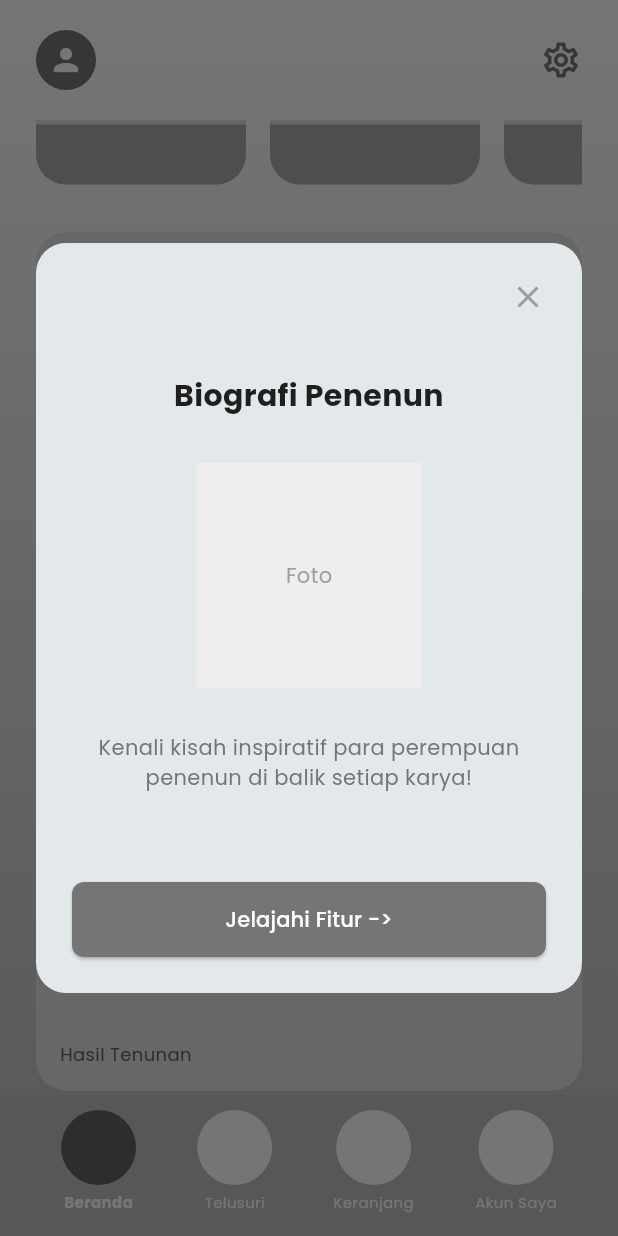
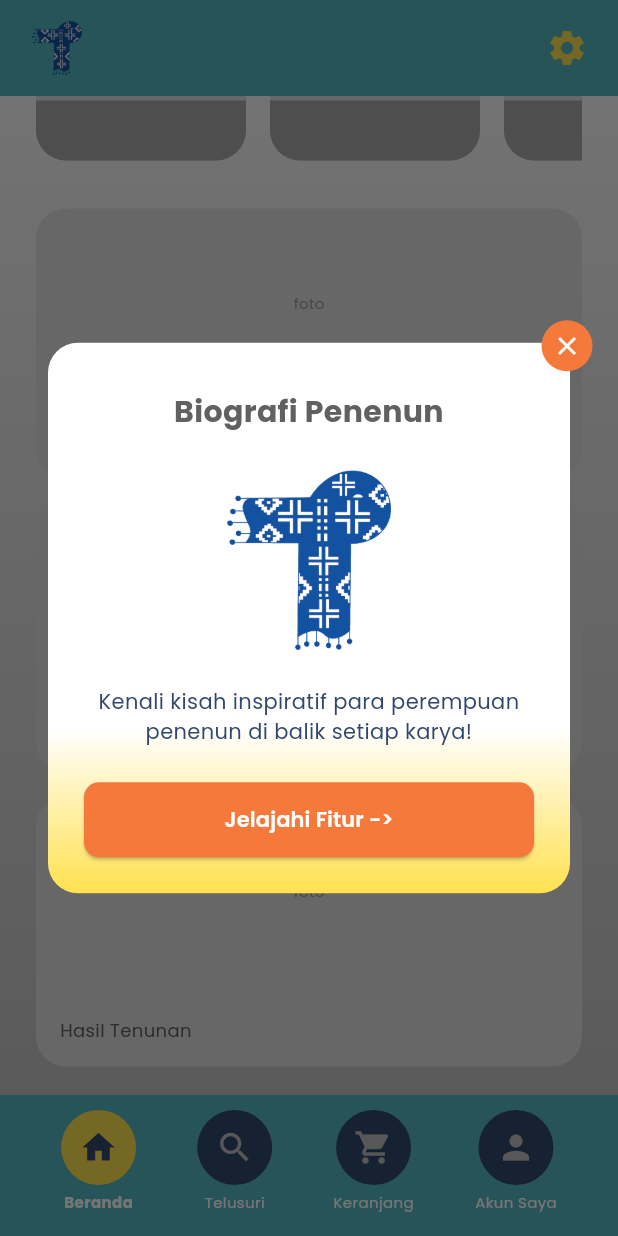
Before and after one commit to zyzzlegiggle/tenunku, a Flutter app: the HomePage screen opened by its route, scrolled down 576 dp, after a tap on the "close" icon, on a phone screen of 412 x 824 dp. Run offline on Flutter 3.47's test engine with Material 3 defaults, Android fonts, the phone set to English and light mode, and no system bars; our stand-ins replace go_router, google_fonts, image_picker, shared_preferences, supabase_flutter; accounts and stored records are empty.

Commit message:
onboard dialogs

```diff
--- a/lib/features/auth/presentation/pages/register_page.dart
+++ b/lib/features/auth/presentation/pages/register_page.dart
@@ -327,8 +327,10 @@ class _RegisterPageState extends State<RegisterPage> {
                   _buildStepCircle(1, _currentStep >= 1),
                   _buildStepLine(),
                   _buildStepCircle(2, _currentStep >= 2),
-                  _buildStepLine(),
-                  _buildStepCircle(3, false),
+                  if (_selectedRoleIndex == 1) ...[
+                    _buildStepLine(),
+                    _buildStepCircle(3, false),
+                  ],
                 ],
               ),
               const SizedBox(height: 30),
--- a/lib/features/home/presentation/pages/home_page.dart
+++ b/lib/features/home/presentation/pages/home_page.dart
@@ -80,51 +80,79 @@ class _HomePageState extends State<HomePage> {
   }
 
   Future<void> _showWelcomeDialog() async {
+    const yellow = Color(0xFFFFE14F);
+    const darkOrange = Color(0xFFF5793B);
+    const navyBlue = Color(0xFF31476C);
+
     return showDialog(
       context: context,
+      barrierColor: Colors.black54,
       builder: (context) => Dialog(
-        shape: RoundedRectangleBorder(borderRadius: BorderRadius.circular(20)),
-        child: Padding(
-          padding: const EdgeInsets.all(24.0),
+        backgroundColor: Colors.transparent,
+        insetPadding: const EdgeInsets.symmetric(horizontal: 32, vertical: 60),
+        child: Stack(
+          clipBehavior: Clip.none,
+          children: [
+            Container(
+              decoration: BoxDecoration(
+                borderRadius: BorderRadius.circular(20),
+                gradient: const LinearGradient(
+                  begin: Alignment.topCenter,
+                  end: Alignment.bottomCenter,
+                  colors: [Colors.white, Colors.white, yellow],
+                  stops: [0.0, 0.7, 1.0],
+                ),
+              ),
+              padding: const EdgeInsets.all(20),
               child: Column(
                 mainAxisSize: MainAxisSize.min,
                 children: [
-              Align(
-                alignment: Alignment.centerRight,
-                child: GestureDetector(
-                  onTap: () => Navigator.of(context).pop(),
-                  child: const Icon(Icons.close, color: Colors.grey),
-                ),
-              ),
+                  const SizedBox(height: 8),
+                  // Title
                   Text(
                     'Lestarikan\nBudaya, Dukung\nPengrajin Lokal',
                     textAlign: TextAlign.center,
                     style: GoogleFonts.poppins(
-                  fontSize: 20,
+                      fontSize: 22,
                       fontWeight: FontWeight.bold,
-                  color: Colors.grey[800],
+                      color: navyBlue,
                     ),
                   ),
                   const SizedBox(height: 16),
+                  // Yellow rounded-square badge
                   Container(
                     padding: const EdgeInsets.symmetric(
-                  horizontal: 16,
+                      horizontal: 20,
                       vertical: 8,
                     ),
                     decoration: BoxDecoration(
-                  color: Colors.grey[300],
-                  borderRadius: BorderRadius.circular(20),
+                      color: yellow,
+                      borderRadius: BorderRadius.circular(12),
                     ),
-                child: Text(
-                  'Mengapa Harus Tenun?',
+                    child: RichText(
+                      text: TextSpan(
+                        style: GoogleFonts.poppins(
+                          fontWeight: FontWeight.bold,
+                          fontSize: 14,
+                          color: darkOrange,
+                        ),
+                        children: [
+                          TextSpan(
+                            text: 'Mengapa ',
                             style: GoogleFonts.poppins(
                               fontWeight: FontWeight.bold,
                               fontStyle: FontStyle.italic,
-                    color: Colors.grey[800],
+                              fontSize: 14,
+                              color: darkOrange,
+                            ),
+                          ),
+                          const TextSpan(text: 'Harus Tenun?'),
+                        ],
                       ),
                     ),
                   ),
-              const SizedBox(height: 24),
+                  const SizedBox(height: 20),
+                  // Check items
                   _buildCheckItem(
                     '100% handmade oleh penenun\nperempuan Indonesia',
                   ),
@@ -140,24 +168,53 @@ class _HomePageState extends State<HomePage> {
                   _buildCheckItem(
                     'Mendukung ekonomi\nmasyarakat Indonesia secara\nlangsung',
                   ),
-              const SizedBox(height: 24),
+                  const SizedBox(height: 16),
                 ],
               ),
+            ),
+            // Close button positioned on top-right corner of dialog
+            Positioned(
+              top: -15,
+              right: -15,
+              child: GestureDetector(
+                onTap: () => Navigator.of(context).pop(),
+                child: Container(
+                  width: 34,
+                  height: 34,
+                  decoration: const BoxDecoration(
+                    color: darkOrange,
+                    shape: BoxShape.circle,
+                  ),
+                  child: const Icon(Icons.close, color: Colors.white, size: 20),
+                ),
+              ),
+            ),
+          ],
         ),
       ),
     );
   }
 
   Widget _buildCheckItem(String text) {
+    const darkOrange = Color(0xFFF5793B);
+    const navyBlue = Color(0xFF31476C);
+
     return Row(
       crossAxisAlignment: CrossAxisAlignment.start,
       children: [
-        const Icon(Icons.check, color: Colors.grey, size: 20),
+        const Padding(
+          padding: EdgeInsets.only(top: 2),
+          child: Icon(Icons.check, color: darkOrange, size: 20),
+        ),
         const SizedBox(width: 12),
         Expanded(
           child: Text(
             text,
-            style: GoogleFonts.poppins(fontSize: 12, color: Colors.grey[600]),
+            style: GoogleFonts.poppins(
+              fontSize: 13,
+              color: navyBlue,
+              height: 1.4,
+            ),
           ),
         ),
       ],
@@ -166,8 +223,11 @@ class _HomePageState extends State<HomePage> {
 
   @override
   Widget build(BuildContext context) {
+    const cyanBlue = Color(0xFF54B7C2);
+    const yellow = Color(0xFFFFE14F);
+
     return Scaffold(
-      extendBody: true, // Allows body to extend behind the bottom bar
+      extendBody: true,
       body: Container(
         decoration: const BoxDecoration(
           gradient: LinearGradient(
@@ -177,28 +237,25 @@ class _HomePageState extends State<HomePage> {
           ),
         ),
         child: SafeArea(
-          bottom: false, // Don't add padding for bottom safe area in body
+          bottom: false,
           child: Column(
             children: [
-              // Fixed Header
-              Padding(
+              // Fixed Header - Cyan blue background
+              Container(
+                color: cyanBlue,
                 padding: const EdgeInsets.symmetric(
-                  horizontal: 24,
-                  vertical: 20,
+                  horizontal: 20,
+                  vertical: 14,
                 ),
                 child: Row(
                   children: [
-                    CircleAvatar(
-                      radius: 20,
-                      backgroundColor: const Color(0xFF757575), // Dark grey
-                      child: const Icon(Icons.person, color: Colors.white),
-                    ),
+                    Image.asset('assets/logo.png', width: 36, height: 36),
                     const Spacer(),
                     GestureDetector(
                       onTap: () => context.push('/buyer/settings'),
                       child: const Icon(
-                        Icons.settings_outlined,
-                        color: Color(0xFF757575),
+                        Icons.settings,
+                        color: yellow,
                         size: 28,
                       ),
                     ),
@@ -219,7 +276,7 @@ class _HomePageState extends State<HomePage> {
                     const ExplorePage(),
                     // Index 2: Keranjang
                     const CartPage(),
-                    // Index 3: Akun Saya (Handled by navigation, but placeholder here for safety)
+                    // Index 3: Akun Saya
                     const Center(child: Text("Akun Saya")),
                   ],
                 ),
@@ -229,27 +286,28 @@ class _HomePageState extends State<HomePage> {
         ),
       ),
       bottomNavigationBar: Container(
-        color: const Color(0xFFBDBDBD), // Solid grey background
+        color: const Color(0xFF54B7C2), // Cyan blue background
         padding: const EdgeInsets.only(bottom: 16, top: 10),
         child: Row(
           mainAxisAlignment: MainAxisAlignment.spaceEvenly,
           children: [
-            _buildNavItem('Beranda', 0),
-            _buildNavItem('Telusuri', 1),
-            _buildNavItem('Keranjang', 2),
-            _buildNavItem('Akun Saya', 3),
+            _buildNavItem('Beranda', 0, Icons.home),
+            _buildNavItem('Telusuri', 1, Icons.search),
+            _buildNavItem('Keranjang', 2, Icons.shopping_cart),
+            _buildNavItem('Akun Saya', 3, Icons.person),
           ],
         ),
       ),
     );
   }
 
-  Widget _buildNavItem(String label, int index) {
+  Widget _buildNavItem(String label, int index, IconData icon) {
+    const yellow = Color(0xFFFFE14F);
+    const navyBlue = Color(0xFF31476C);
     final bool isActive = _currentIndex == index;
 
     return GestureDetector(
       onTap: () {
-        // Navigate to Akun Saya page when tapped
         if (index == 3) {
           context.push('/buyer/account');
         } else {
@@ -263,8 +321,13 @@ class _HomePageState extends State<HomePage> {
             width: 50,
             height: 50,
             decoration: BoxDecoration(
-              color: isActive ? const Color(0xFF616161) : Colors.white,
+              color: isActive ? yellow : navyBlue,
               shape: BoxShape.circle,
+            ),
+            child: Icon(
+              icon,
+              color: isActive ? navyBlue : Colors.grey[400],
+              size: 26,
             ),
           ),
           const SizedBox(height: 4),
@@ -273,7 +336,6 @@ class _HomePageState extends State<HomePage> {
             style: GoogleFonts.poppins(
               fontSize: 10,
               color: Colors.white,
-              // Make text bold if active?
               fontWeight: isActive ? FontWeight.bold : FontWeight.normal,
             ),
           ),
--- a/lib/features/home/presentation/widgets/onboarding_single_dialog.dart
+++ b/lib/features/home/presentation/widgets/onboarding_single_dialog.dart
@@ -13,66 +13,61 @@ class OnboardingSingleDialog extends StatelessWidget {
     required this.onNext,
   });
 
+  static const _yellow = Color(0xFFFFE14F);
+  static const _darkOrange = Color(0xFFF5793B);
+  static const _navyBlue = Color(0xFF31476C);
+
   @override
   Widget build(BuildContext context) {
     return Dialog(
-      insetPadding: const EdgeInsets.symmetric(horizontal: 24, vertical: 40),
-      shape: RoundedRectangleBorder(borderRadius: BorderRadius.circular(20)),
-      child: Container(
-        height: 500,
+      backgroundColor: Colors.transparent,
+      insetPadding: const EdgeInsets.symmetric(horizontal: 32, vertical: 60),
+      child: Stack(
+        clipBehavior: Clip.none,
+        children: [
+          Container(
+            decoration: BoxDecoration(
+              borderRadius: BorderRadius.circular(20),
+              gradient: const LinearGradient(
+                begin: Alignment.topCenter,
+                end: Alignment.bottomCenter,
+                colors: [Colors.white, Colors.white, _yellow],
+                stops: [0.0, 0.7, 1.0],
+              ),
+            ),
             padding: const EdgeInsets.all(24),
             child: Column(
+              mainAxisSize: MainAxisSize.min,
               children: [
-            Align(
-              alignment: Alignment.centerRight,
-              child: GestureDetector(
-                onTap: () => Navigator.of(context).pop(),
-                child: const Icon(Icons.close, color: Colors.grey),
-              ),
-            ),
-            Expanded(
-              child: Column(
-                mainAxisAlignment: MainAxisAlignment.center,
-                children: [
+                const SizedBox(height: 8),
+                // Title
                 Text(
                   title,
                   style: GoogleFonts.poppins(
                     fontSize: 20,
                     fontWeight: FontWeight.bold,
-                      color: Colors.black87,
+                    color: Colors.grey[700],
                   ),
                   textAlign: TextAlign.center,
                 ),
-                  const SizedBox(height: 30),
-                  Container(
-                    width: 150,
-                    height: 150,
-                    color: Colors.grey[200],
-                    alignment: Alignment.center,
-                    child: const Text(
-                      'Foto',
-                      style: TextStyle(color: Colors.grey),
-                    ),
-                  ),
-                  const SizedBox(height: 30),
+                const SizedBox(height: 24),
+                // Logo image
+                Image.asset('assets/logo.png', width: 120, height: 120),
+                const SizedBox(height: 24),
+                // Description
                 Text(
                   description,
-                    style: GoogleFonts.poppins(
-                      fontSize: 14,
-                      color: Colors.grey[600],
-                    ),
+                  style: GoogleFonts.poppins(fontSize: 14, color: _navyBlue),
                   textAlign: TextAlign.center,
                 ),
-                ],
-              ),
-            ),
-            const SizedBox(height: 20),
+                const SizedBox(height: 24),
+                // Button
                 ElevatedButton(
                   onPressed: onNext,
                   style: ElevatedButton.styleFrom(
-                backgroundColor: const Color(0xFF757575),
+                    backgroundColor: _darkOrange,
                     shape: RoundedRectangleBorder(
-                  borderRadius: BorderRadius.circular(8),
+                      borderRadius: BorderRadius.circular(10),
                     ),
                     padding: const EdgeInsets.symmetric(
                       horizontal: 24,
@@ -81,12 +76,35 @@ class OnboardingSingleDialog extends StatelessWidget {
                   ),
                   child: Text(
                     'Jelajahi Fitur ->',
-                style: GoogleFonts.poppins(fontSize: 14, color: Colors.white),
+                    style: GoogleFonts.poppins(
+                      fontSize: 14,
+                      color: Colors.white,
+                      fontWeight: FontWeight.w600,
+                    ),
                   ),
                 ),
               ],
             ),
           ),
+          // Close button on top-right corner
+          Positioned(
+            top: -15,
+            right: -15,
+            child: GestureDetector(
+              onTap: () => Navigator.of(context).pop(),
+              child: Container(
+                width: 34,
+                height: 34,
+                decoration: const BoxDecoration(
+                  color: _darkOrange,
+                  shape: BoxShape.circle,
+                ),
+                child: const Icon(Icons.close, color: Colors.white, size: 20),
+              ),
+            ),
+          ),
+        ],
+      ),
     );
   }
 }
```
Lines whose indentation alone changed are shown as unchanged.
